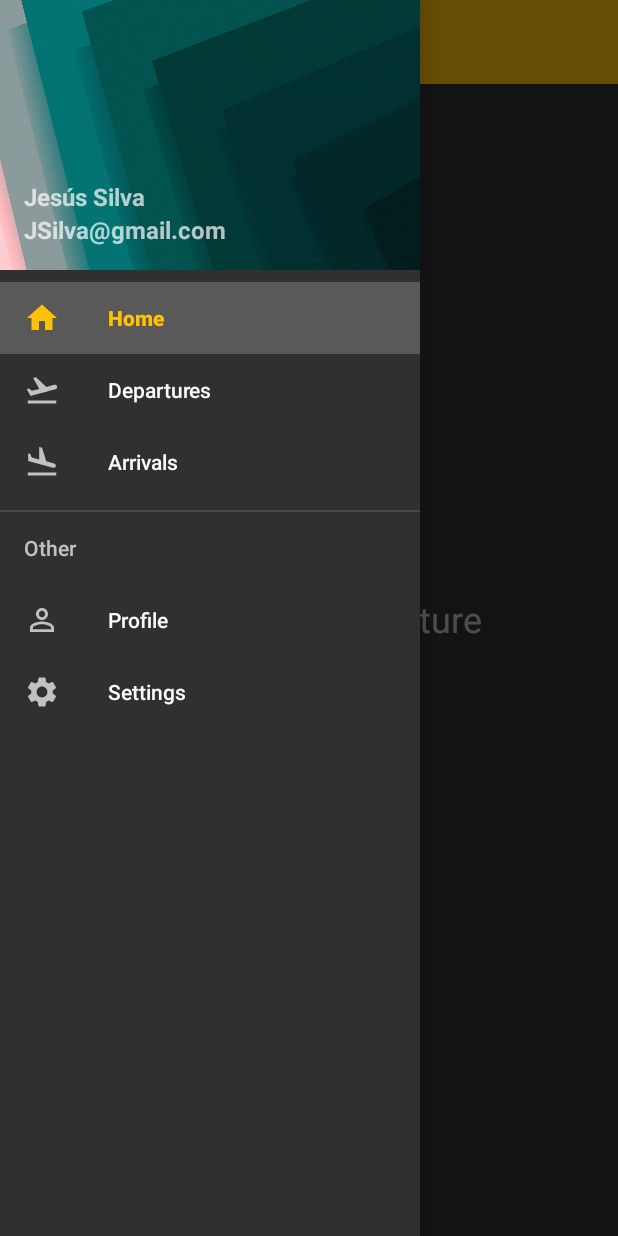
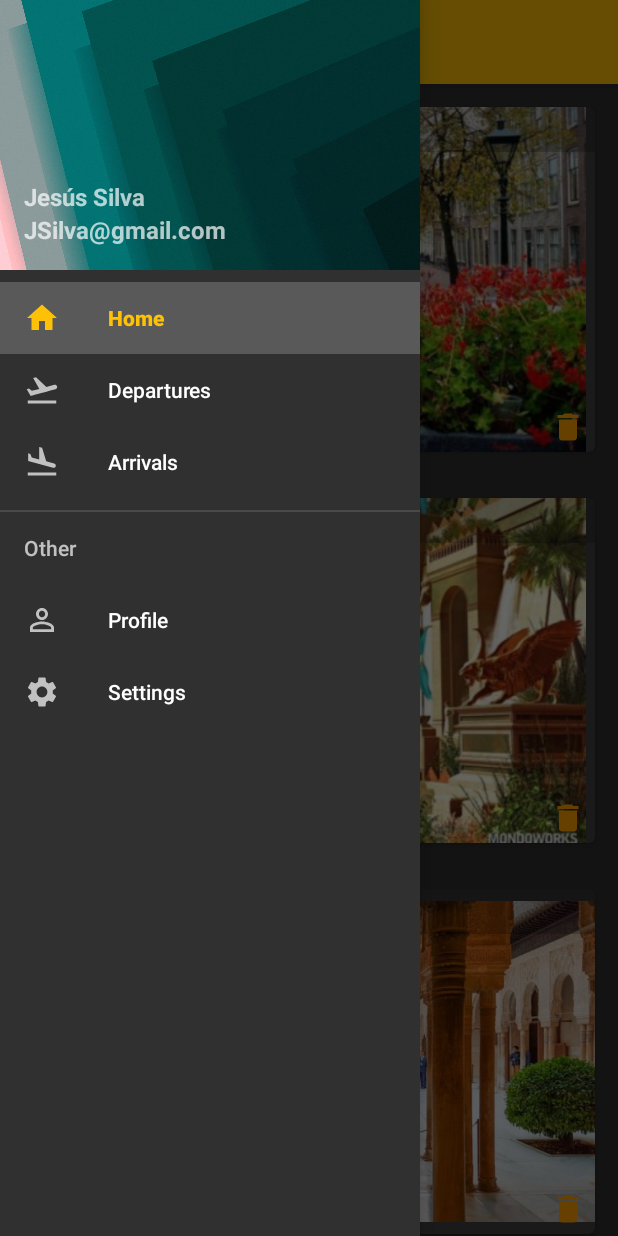
Before and after one commit to YisusSM/KotlinExample, an Android app: the fragment departuresFragment placed in its activity, with the side drawer open, on a phone screen of 412 x 824 dp. Run offline under Robolectric (Android 15) with nearby library versions, the phone set to English and light mode, and no system bars; our stand-ins replace Picasso.

```diff
--- a/Drawer_Recycler_Card/app/build.gradle
+++ b/Drawer_Recycler_Card/app/build.gradle
@@ -14,6 +14,7 @@ android {
         versionName "1.0"
 
         testInstrumentationRunner "androidx.test.runner.AndroidJUnitRunner"
+        vectorDrawables.useSupportLibrary = true //para aceptar variables de colores en los vectores
     }
 
     buildTypes {
@@ -37,5 +38,6 @@ dependencies {
 
     //noinspection GradleCompatible
     implementation 'com.android.support:design:28.0.0-alpha1'
+    implementation 'com.squareup.picasso:picasso:2.71828'
 
 }
--- /dev/null
+++ b/Drawer_Recycler_Card/app/src/main/java/com/jesus/drawer_recycler_card/adapters/FlightAdapter.kt
@@ -0,0 +1,35 @@
+package com.jesus.drawer_recycler_card.adapters
+
+import android.view.View
+import android.view.ViewGroup
+import androidx.recyclerview.widget.RecyclerView
+import com.jesus.drawer_recycler_card.R
+import com.jesus.drawer_recycler_card.functions.inflate
+import com.jesus.drawer_recycler_card.functions.loadByResource
+import com.jesus.drawer_recycler_card.listeners.RecyclerFlightListener
+import com.jesus.drawer_recycler_card.models.Flight
+import kotlinx.android.synthetic.main.recycler_flight.view.*
+
+class FlightAdapter(
+    private val flights: List<Flight>,
+    private val listener: RecyclerFlightListener
+) : RecyclerView.Adapter<FlightAdapter.ViewHolder>() {
+
+    override fun onCreateViewHolder(parent: ViewGroup, viewType: Int) =
+        ViewHolder(parent.inflate(R.layout.recycler_flight))
+
+    override fun onBindViewHolder(holder: ViewHolder, position: Int) =
+        holder.bind(flights[position], listener)
+
+    override fun getItemCount() = flights.size
+
+    class ViewHolder(itemView: View) : RecyclerView.ViewHolder(itemView) {
+        fun bind(flight: Flight, listener: RecyclerFlightListener) = with(itemView) {
+            textViewCityName.text = flight.city
+            imageViewBackground.loadByResource(flight.imgResoruce)
+            //clicks events
+            setOnClickListener { listener.onClick(flight, adapterPosition) }
+            btnDelete.setOnClickListener { listener.onDelete(flight, adapterPosition) }
+        }
+    }
+}
--- a/Drawer_Recycler_Card/app/src/main/java/com/jesus/drawer_recycler_card/fragments/departuresFragment.kt
+++ b/Drawer_Recycler_Card/app/src/main/java/com/jesus/drawer_recycler_card/fragments/departuresFragment.kt
@@ -5,40 +5,81 @@ import androidx.fragment.app.Fragment
 import android.view.LayoutInflater
 import android.view.View
 import android.view.ViewGroup
+import androidx.recyclerview.widget.DefaultItemAnimator
+import androidx.recyclerview.widget.LinearLayoutManager
+import androidx.recyclerview.widget.RecyclerView
 import com.jesus.drawer_recycler_card.R
+import com.jesus.drawer_recycler_card.adapters.FlightAdapter
+import com.jesus.drawer_recycler_card.functions.toast
+import com.jesus.drawer_recycler_card.listeners.RecyclerFlightListener
+import com.jesus.drawer_recycler_card.models.Flight
+import kotlinx.android.synthetic.main.fragment_departures.view.*
 
 private const val ARG_PARAM1 = "param1"
 private const val ARG_PARAM2 = "param2"
 
 class departuresFragment : Fragment() {
-    // TODO: Rename and change types of parameters
-    private var param1: String? = null
-    private var param2: String? = null
-
-    override fun onCreate(savedInstanceState: Bundle?) {
-        super.onCreate(savedInstanceState)
-        arguments?.let {
-            param1 = it.getString(ARG_PARAM1)
-            param2 = it.getString(ARG_PARAM2)
-        }
-    }
-
+    private val list: ArrayList<Flight> by lazy { getFlights() }
+    private lateinit var recycler: RecyclerView
+    private lateinit var adapter: FlightAdapter
+    private val layoutManager by lazy { LinearLayoutManager(context) }
     override fun onCreateView(
         inflater: LayoutInflater, container: ViewGroup?,
         savedInstanceState: Bundle?
     ): View? {
-        // Inflate the layout for this fragment
-        return inflater.inflate(R.layout.fragment_departures, container, false)
+        activity?.setTitle(R.string.departures_fragment_title)
+        val rootView = inflater.inflate(R.layout.fragment_departures, container, false)
+        recycler = rootView.recyclerView as RecyclerView
+        setRecyclerView()
+
+
+        return rootView
     }
 
-    companion object {
+    private fun setRecyclerView() {
+        recycler.setHasFixedSize(true)
+        recycler.itemAnimator = DefaultItemAnimator()
+        recycler.layoutManager = layoutManager
+        adapter = (FlightAdapter(list, object : RecyclerFlightListener {
+            override fun onClick(flight: Flight, position: Int) {
+                activity?.toast("Let's go to ${flight.city}!!")
+            }
 
-        fun newInstance(param1: String, param2: String) =
-            departuresFragment().apply {
-                arguments = Bundle().apply {
-                    putString(ARG_PARAM1, param1)
-                    putString(ARG_PARAM2, param2)
-                }
+            override fun onDelete(flight: Flight, position: Int) {
+                list.remove(flight)
+                adapter.notifyItemRemoved(position)
+                activity?.toast("${flight.city} has been removed!!")
             }
+
+        }))
+        recycler.adapter = adapter
+    }
+
+    private fun getFlights(): ArrayList<Flight> {
+        return object : ArrayList<Flight>() {
+            init {
+                add(Flight(1, "amsterdam", R.drawable.amsterdam))
+                add(Flight(2, "babilonia", R.drawable.babilonia))
+                add(Flight(3, "granada", R.drawable.granada))
+                add(Flight(4, "new york", R.drawable.newyork))
+                add(Flight(5, "taj mahal", R.drawable.tajmahal))
+                add(Flight(6, "taj mahal", R.drawable.tajmahal))
+                add(Flight(7, "francia", R.drawable.torreeiffel))
+                add(Flight(8, "amsterdam", R.drawable.amsterdam))
+                add(Flight(9, "babilonia", R.drawable.babilonia))
+                add(Flight(10, "granada", R.drawable.granada))
+                add(Flight(11, "new york", R.drawable.newyork))
+                add(Flight(12, "taj mahal", R.drawable.tajmahal))
+                add(Flight(13, "taj mahal", R.drawable.tajmahal))
+                add(Flight(14, "francia", R.drawable.torreeiffel))
+                add(Flight(15, "amsterdam", R.drawable.amsterdam))
+                add(Flight(16, "babilonia", R.drawable.babilonia))
+                add(Flight(17, "granada", R.drawable.granada))
+                add(Flight(18, "new york", R.drawable.newyork))
+                add(Flight(19, "taj mahal", R.drawable.tajmahal))
+                add(Flight(20, "taj mahal", R.drawable.tajmahal))
+                add(Flight(21, "francia", R.drawable.torreeiffel))
+            }
+        }
     }
 }
--- a/Drawer_Recycler_Card/app/src/main/java/com/jesus/drawer_recycler_card/fragments/homeFragment.kt
+++ b/Drawer_Recycler_Card/app/src/main/java/com/jesus/drawer_recycler_card/fragments/homeFragment.kt
@@ -7,49 +7,16 @@ import android.view.View
 import android.view.ViewGroup
 import com.jesus.drawer_recycler_card.R
 
-
-private const val ARG_PARAM1 = "param1"
-private const val ARG_PARAM2 = "param2"
-
-
 class homeFragment : Fragment() {
-
-    private var param1: String? = null
-    private var param2: String? = null
-
-    override fun onCreate(savedInstanceState: Bundle?) {
-        super.onCreate(savedInstanceState)
-        arguments?.let {
-            param1 = it.getString(ARG_PARAM1)
-            param2 = it.getString(ARG_PARAM2)
-        }
-    }
 
     override fun onCreateView(
         inflater: LayoutInflater, container: ViewGroup?,
         savedInstanceState: Bundle?
     ): View? {
         // Inflate the layout for this fragment
+        activity?.setTitle(R.string.home_fragment_title)
         return inflater.inflate(R.layout.fragment_home, container, false)
     }
 
-    companion object {
-        /**
-         * Use this factory method to create a new instance of
-         * this fragment using the provided parameters.
-         *
-         * @param param1 Parameter 1.
-         * @param param2 Parameter 2.
-         * @return A new instance of fragment homeFragment.
-         */
-        // TODO: Rename and change types and number of parameters
-        @JvmStatic
-        fun newInstance(param1: String, param2: String) =
-            homeFragment().apply {
-                arguments = Bundle().apply {
-                    putString(ARG_PARAM1, param1)
-                    putString(ARG_PARAM2, param2)
-                }
-            }
-    }
+
 }
--- /dev/null
+++ b/Drawer_Recycler_Card/app/src/main/java/com/jesus/drawer_recycler_card/listeners/RecyclerFlightListener.kt
@@ -0,0 +1,8 @@
+package com.jesus.drawer_recycler_card.listeners
+
+import com.jesus.drawer_recycler_card.models.Flight
+
+interface RecyclerFlightListener {
+    fun onClick(flight: Flight, position: Int)
+    fun onDelete(flight: Flight, position: Int)
+}
--- /dev/null
+++ b/Drawer_Recycler_Card/app/src/main/java/com/jesus/drawer_recycler_card/models/Flight.kt
@@ -0,0 +1,4 @@
+package com.jesus.drawer_recycler_card.models
+
+data class Flight(val id:Int,val city:String,val imgResoruce:Int) {
+}
--- /dev/null
+++ b/Drawer_Recycler_Card/app/src/main/res/drawable/ic_delete.xml
@@ -0,0 +1,10 @@
+<vector xmlns:android="http://schemas.android.com/apk/res/android"
+    android:width="24dp"
+    android:height="24dp"
+    android:viewportWidth="24"
+    android:viewportHeight="24"
+    >
+  <path
+      android:fillColor="@color/colorPrimaryDark"
+      android:pathData="M6,19c0,1.1 0.9,2 2,2h8c1.1,0 2,-0.9 2,-2V7H6v12zM19,4h-3.5l-1,-1h-5l-1,1H5v2h14V4z"/>
+</vector>
--- a/Drawer_Recycler_Card/app/src/main/res/layout/activity_main.xml
+++ b/Drawer_Recycler_Card/app/src/main/res/layout/activity_main.xml
@@ -17,16 +17,17 @@
             layout="@layout/toolbar" />
 
         <FrameLayout
+            android:id="@+id/container"
             android:layout_width="match_parent"
             android:layout_height="match_parent"
-            android:id="@+id/container"/>
+            android:layout_marginTop="?actionBarSize" />
 
     </androidx.constraintlayout.widget.ConstraintLayout>
 
     <com.google.android.material.navigation.NavigationView
+        android:id="@+id/navView"
         android:layout_width="wrap_content"
         android:layout_height="match_parent"
-    android:id="@+id/navView"
         android:layout_gravity="start"
         android:fitsSystemWindows="true"
         app:headerLayout="@layout/nav_header"
--- /dev/null
+++ b/Drawer_Recycler_Card/app/src/main/res/layout/recycler_flight.xml
@@ -0,0 +1,50 @@
+<?xml version="1.0" encoding="utf-8"?>
+<androidx.cardview.widget.CardView xmlns:android="http://schemas.android.com/apk/res/android"
+    xmlns:card_view="http://schemas.android.com/apk/res-auto"
+    android:layout_width="match_parent"
+    android:layout_height="230dp"
+    android:layout_margin="15dp"
+    android:clickable="true"
+    android:focusable="true"
+    android:foreground="?selectableItemBackground"
+    card_view:cardCornerRadius="4dp">
+
+    <FrameLayout
+        android:layout_width="match_parent"
+        android:layout_height="match_parent">
+
+        <ImageView
+            android:id="@+id/imageViewBackground"
+            android:layout_width="match_parent"
+            android:layout_height="match_parent" />
+
+        <View
+            android:layout_width="match_parent"
+            android:layout_height="30dp"
+            android:background="#3000" />
+
+        <TextView
+            android:id="@+id/textViewCityName"
+            android:layout_width="wrap_content"
+            android:layout_height="wrap_content"
+            android:layout_margin="5dp"
+            android:shadowColor="#000"
+            android:shadowDx="3"
+            android:shadowDy="3"
+            android:shadowRadius="3"
+            android:textAllCaps="true"
+            android:textColor="@color/colorAccent"
+            android:textStyle="bold" />
+
+        <ImageButton
+            android:id="@+id/btnDelete"
+            android:layout_width="26dp"
+            android:layout_height="26dp"
+            android:layout_gravity="end"
+            android:layout_marginTop="200dp"
+            android:layout_marginEnd="5dp"
+            android:background="?android:selectableItemBackgroundBorderless"
+            android:foreground="?android:selectableItemBackground"
+            card_view:srcCompat="@drawable/ic_delete" />
+    </FrameLayout>
+</androidx.cardview.widget.CardView>
```
Also changed, not shown: Drawer_Recycler_Card/app/src/main/java/com/jesus/drawer_recycler_card/fragments/arrivalsFragment.kt (+2 -40 lines), Drawer_Recycler_Card/app/src/main/java/com/jesus/drawer_recycler_card/functions/ExtensionFunctions.kt (added, +56 -0 lines), Drawer_Recycler_Card/app/src/main/res/layout/fragment_departures.xml (+7 -14 lines), Drawer_Recycler_Card/app/src/main/java/com/jesus/drawer_recycler_card/activities/MainActivity.kt (line endings or trailing spaces), Drawer_Recycler_Card/app/src/main/res/drawable-v24/amsterdam.jpg (added), Drawer_Recycler_Card/app/src/main/res/drawable-v24/babilonia.jpg (added), Drawer_Recycler_Card/app/src/main/res/drawable-v24/granada.jpg (added), Drawer_Recycler_Card/app/src/main/res/drawable-v24/newyork.jpg (added), Drawer_Recycler_Card/app/src/main/res/drawable-v24/tajmahal.jpg (added), Drawer_Recycler_Card/app/src/main/res/drawable-v24/torreeiffel.jpg (added). Lines whose indentation alone changed are shown as unchanged.
